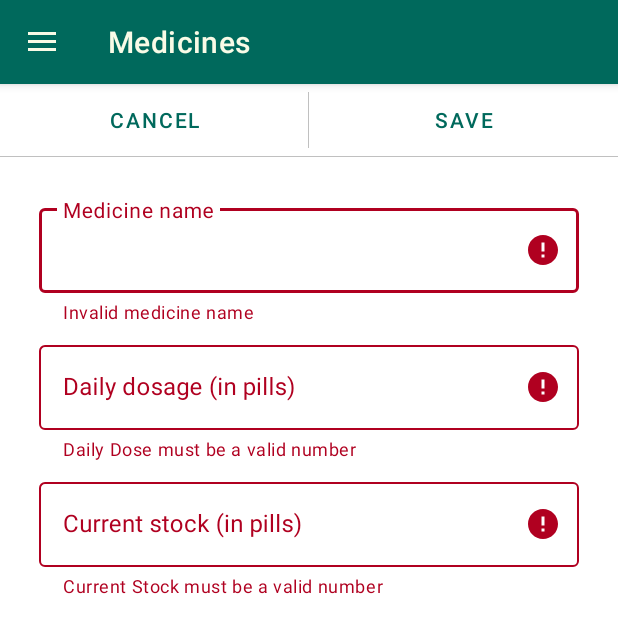
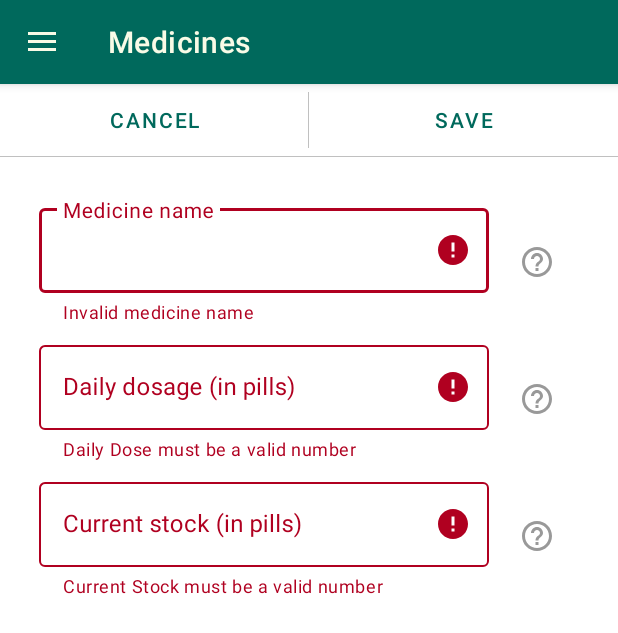
Before and after one commit to liorhass/MedsStockTracker, an Android app: the fragment EditMedicineFragment placed in its activity, in the side drawer, after a tap on "Updates History", on a phone screen of 412 x 824 dp. Shown: the top 633 px of the screen. Run offline under Robolectric (Android 15) with nearby library versions, the phone set to English and light mode, and no system bars; our stand-ins replace Room's generated code, Timber, data binding, navigation-ui; 7 statements that could not run were skipped.

Commit message:
Add help buttons to all text fields of the editMedicine screen. Clock on any of these buttons open a dialog with help message relevant to that field.

```diff
--- a/app/src/main/java/com/liorhass/android/medsstocktracker/editmedicine/EditMedicineFragment.kt
+++ b/app/src/main/java/com/liorhass/android/medsstocktracker/editmedicine/EditMedicineFragment.kt
@@ -9,6 +9,7 @@ import androidx.lifecycle.Observer
 import androidx.lifecycle.ViewModelProvider
 import androidx.navigation.fragment.findNavController
 import androidx.navigation.fragment.navArgs
+import com.google.android.material.dialog.MaterialAlertDialogBuilder
 import com.liorhass.android.medsstocktracker.R
 import com.liorhass.android.medsstocktracker.util.OneTimeEvent
 import com.liorhass.android.medsstocktracker.util.NavigationDestinations
@@ -52,6 +53,9 @@ class EditMedicineFragment : Fragment() {
         })
         viewModel.resetInputErrors.observe(viewLifecycleOwner, Observer {
             resetErrorMarkings(it)
+        })
+        viewModel.showDialog.observe(viewLifecycleOwner, Observer {
+            showHelpDialog(it)
         })
 
         binding.viewModel = viewModel
@@ -105,4 +109,15 @@ class EditMedicineFragment : Fragment() {
             }
         }
     }
+
+    private fun showHelpDialog(dialogInfoEvent: OneTimeEvent<EditMedicineViewModel.DialogInfo>) {
+        dialogInfoEvent.getContentIfNotHandled()?.let {
+            Timber.v("showHelpDialog()")
+            MaterialAlertDialogBuilder(context)
+                .setTitle(it.title)
+                .setMessage(it.message)
+                .setNegativeButton(it.dismissButtonText) { _, _ -> }
+                .show()
+        }
+    }
 }
--- a/app/src/main/java/com/liorhass/android/medsstocktracker/editmedicine/EditMedicineViewModel.kt
+++ b/app/src/main/java/com/liorhass/android/medsstocktracker/editmedicine/EditMedicineViewModel.kt
@@ -36,6 +36,12 @@ class EditMedicineViewModel(private val medicineId: Long,
     val medicineStr: LiveData<MedicineStr>
         get() = _medicineStr
 
+/*//todo:2brm
+    private val _saveButtonEnabled = MutableLiveData<Boolean>(false)
+    val saveButtonEnabled: LiveData<Boolean>
+        get() = _saveButtonEnabled
+*/
+
     // These observables are observed by the fragment. We use them to flag an input error in one of
     // the input fields.
     private val _resetInputErrors = MutableLiveData<OneTimeEvent<Boolean>>()
@@ -51,6 +57,12 @@ class EditMedicineViewModel(private val medicineId: Long,
     val currentStockInputError: LiveData<OneTimeEvent<Boolean>>
         get() = _currentStockInputError
 
+    // This observable is observed by the fragment. We use it to tell it to show a dialog
+    class DialogInfo (val title: String, val message: String, val dismissButtonText: String)
+    private val _showDialog = MutableLiveData<OneTimeEvent<DialogInfo>>()
+    val showDialog: LiveData<OneTimeEvent<DialogInfo>>
+        get() = _showDialog
+
     private var medicine: Medicine = Medicine()
 
     private var job = Job()
@@ -61,10 +73,10 @@ class EditMedicineViewModel(private val medicineId: Long,
         get() = _navigateTo
 
     init {
-        initializeMedicine()
+        initMedicine()
     }
 
-    private fun initializeMedicine() {
+    private fun initMedicine() {
         if (medicineId != Medicine.ID_OF_UNINITIALIZED_MEDICINE) {
             uiScope.launch {
                 val med = getMedicineFromDatabase(medicineId) // Read the medicine from DB
@@ -76,6 +88,16 @@ class EditMedicineViewModel(private val medicineId: Long,
                     medicine = med
                     Timber.v("initializeMedicine(): name=${medicine.name}")
                     populateFormFields()  // Update the UI fields
+
+/* todo 2brm
+                    // When we populate the form's text fields, it generate a call to their onTextChanged()
+                    // callback. Since this callback is where we enable the "save" button, it turns out that
+                    // the button is always enabled. To prevent that, we disable it here immediately after
+                    // the form load, and then enable it normally in the onTextChanged() callback of
+                    // any of the text fields.
+                    _saveButtonEnabled.value = false
+                    Timber.d("initMedicine() _saveButtonEnabled.value = false  ===========")
+*/
                 }
             }
         }
@@ -149,6 +171,7 @@ class EditMedicineViewModel(private val medicineId: Long,
     }
 
     private fun updateMedicine(medicineName: String, dailyDose: Double, currentStock: Double) {
+        Timber.d("updateMedicine(): medicineName=$medicineName dailyDose=$dailyDose currentStock=$currentStock")
         // Reset the time-of-last-alert, so we'll generate a "normal" (non-critical) alert
         medicine.timeOfLastAlert = 0L //todo: is this should be here or only when creating new medicine?
 
@@ -174,13 +197,13 @@ class EditMedicineViewModel(private val medicineId: Long,
                 medicine.name = medicineName
                 somethingChanged = true
             }
-            if ((medicine.dailyDose - dailyDose).absoluteValue > 0.1) {
+            if ((medicine.dailyDose - dailyDose).absoluteValue > 0.01) {
                 // "Daily-Dose changed from " + medicine.dailyDose + " to " + dailyDose + ". "
                 logMsg.append(application.getString(R.string.logged_event_daily_dose_changed, medicine.dailyDose, dailyDose))
                 medicine.dailyDose = dailyDose
                 somethingChanged = true
             }
-            if ((medicine.nAvailableOriginally - currentStock).absoluteValue > 0.1) {
+            if ((medicine.nAvailableOriginally - currentStock).absoluteValue > 0.01) {
                 // "Available-Dose changed from " + medicine.nAvailableOriginally + " to " + currentStock + "."
                 logMsg.append(application.getString(R.string.logged_event_current_stock_changed, medicine.nAvailableOriginally, currentStock))
                 medicine.nAvailableOriginally = currentStock
@@ -201,6 +224,7 @@ class EditMedicineViewModel(private val medicineId: Long,
                 if (updatedMedicine.id == Medicine.ID_OF_UNINITIALIZED_MEDICINE) {
                     medicinesDao.insertMedicine(updatedMedicine)
                 } else {
+                    Timber.d("Updating medicine: name=${updatedMedicine.name}  dailyDose=${updatedMedicine.dailyDose}")
                     medicinesDao.updateMedicine(updatedMedicine)
                 }
             }
@@ -227,6 +251,42 @@ class EditMedicineViewModel(private val medicineId: Long,
         ) // Trigger navigation back to MedicineListFragment
     }
 
+    fun onHelpMedicineName() {
+        _showDialog.value = OneTimeEvent(
+            DialogInfo(
+                application.getString(R.string.help_dialog_medicine_name_title),
+                application.getString(R.string.help_dialog_medicine_name_msg),
+                application.getString(R.string.help_dialog_btn)
+            )
+        )
+    }
+    fun onHelpDailyDose() {
+        _showDialog.value = OneTimeEvent(
+            DialogInfo(
+                application.getString(R.string.help_dialog_daily_dose_title),
+                application.getString(R.string.help_dialog_daily_dose_msg),
+                application.getString(R.string.help_dialog_btn)
+            )
+        )
+    }
+    fun onHelpCurrentStock() {
+        _showDialog.value = OneTimeEvent(
+            DialogInfo(
+                application.getString(R.string.help_dialog_current_stock_title),
+                application.getString(R.string.help_dialog_current_stock_msg),
+                application.getString(R.string.help_dialog_btn)
+            )
+        )
+    }
+
+/*//todo:2brm
+    fun onTextFieldChanged() {
+        Timber.d("onTextFieldChanged():")
+        _saveButtonEnabled.value = true
+        Timber.d("onTextFieldChanged() _saveButtonEnabled.value = true  ===========")
+    }
+*/
+
     // Called when the ViewModel is destroyed
     override fun onCleared() {
         super.onCleared()
--- a/app/src/main/res/layout/fragment_edit_medicine.xml
+++ b/app/src/main/res/layout/fragment_edit_medicine.xml
@@ -78,10 +78,9 @@
                     android:layout_height="wrap_content"
                     android:layout_marginStart="16dp"
                     android:layout_marginTop="8dp"
-                    android:layout_marginEnd="16dp"
+                    android:layout_marginEnd="4dp"
                     android:hint="@string/medicine_name"
-                    app:layout_constraintEnd_toEndOf="parent"
-                    app:layout_constraintLeft_toLeftOf="parent"
+                    app:layout_constraintEnd_toStartOf="@+id/medicineNameHelpButton"
                     app:layout_constraintStart_toStartOf="parent"
                     app:layout_constraintTop_toTopOf="parent">
 
@@ -92,7 +91,25 @@
                         android:inputType="text"
                         android:maxLines="1"
                         android:text="@{viewModel.medicineStr.name}" />
+
                 </com.google.android.material.textfield.TextInputLayout>
+
+                <ImageButton
+                    android:id="@+id/medicineNameHelpButton"
+                    style="@style/MST.TextInputHelpButtonLayout"
+                    android:layout_width="wrap_content"
+                    android:layout_height="wrap_content"
+                    android:layout_marginEnd="16dp"
+                    android:layout_weight="1"
+                    app:layout_constraintBottom_toBottomOf="@+id/medicineNameLayout"
+                    app:layout_constraintEnd_toEndOf="parent"
+                    app:layout_constraintTop_toTopOf="@+id/medicineNameLayout"
+                    app:layout_constraintStart_toEndOf="@+id/medicineNameLayout"
+                    app:srcCompat="@drawable/ic_help_outline_24dp"
+                    android:padding="8dp"
+                    android:contentDescription="@string/help"
+                    android:onClick="@{(v) -> viewModel.onHelpMedicineName()}" />
+
 
                 <com.google.android.material.textfield.TextInputLayout
                     android:id="@+id/dailyDoseLayout"
@@ -101,9 +118,8 @@
                     android:layout_height="wrap_content"
                     android:layout_marginTop="8dp"
                     android:hint="@string/daily_dose"
+                    app:layout_constraintStart_toStartOf="@+id/medicineNameLayout"
                     app:layout_constraintEnd_toEndOf="@+id/medicineNameLayout"
-                    app:layout_constraintLeft_toLeftOf="@+id/medicineNameLayout"
-                    app:layout_constraintStart_toStartOf="@+id/medicineNameLayout"
                     app:layout_constraintTop_toBottomOf="@+id/medicineNameLayout">
 
                     <com.google.android.material.textfield.TextInputEditText
@@ -114,6 +130,21 @@
                         android:maxLines="1"
                         android:text="@{viewModel.medicineStr.dailyDose}" />
                 </com.google.android.material.textfield.TextInputLayout>
+
+                <ImageButton
+                    android:id="@+id/dailyDoseHelpButton"
+                    style="@style/MST.TextInputHelpButtonLayout"
+                    android:layout_width="wrap_content"
+                    android:layout_height="wrap_content"
+                    android:layout_weight="1"
+                    app:layout_constraintStart_toStartOf="@+id/medicineNameHelpButton"
+                    app:layout_constraintEnd_toEndOf="@+id/medicineNameHelpButton"
+                    app:layout_constraintTop_toTopOf="@+id/dailyDoseLayout"
+                    app:layout_constraintBottom_toBottomOf="@+id/dailyDoseLayout"
+                    app:srcCompat="@drawable/ic_help_outline_24dp"
+                    android:padding="8dp"
+                    android:contentDescription="@string/help"
+                    android:onClick="@{(v) -> viewModel.onHelpDailyDose()}" />
 
                 <com.google.android.material.textfield.TextInputLayout
                     android:id="@+id/currentStockLayout"
@@ -135,6 +166,22 @@
                         android:text="@{viewModel.medicineStr.currentStock}" /><!--"@{MedicineLogic.calculateCurrentStockString(viewModel.medicine)}"-->
                 </com.google.android.material.textfield.TextInputLayout>
 
+                <ImageButton
+                    android:id="@+id/currentStockHelpButton"
+                    style="@style/MST.TextInputHelpButtonLayout"
+                    android:layout_width="wrap_content"
+                    android:layout_height="wrap_content"
+                    android:layout_weight="1"
+                    app:layout_constraintStart_toStartOf="@+id/medicineNameHelpButton"
+                    app:layout_constraintEnd_toEndOf="@+id/medicineNameHelpButton"
+                    app:layout_constraintTop_toTopOf="@+id/currentStockLayout"
+                    app:layout_constraintBottom_toBottomOf="@+id/currentStockLayout"
+                    app:srcCompat="@drawable/ic_help_outline_24dp"
+                    android:padding="8dp"
+                    android:contentDescription="@string/help"
+                    android:onClick="@{(v) -> viewModel.onHelpCurrentStock()}" />
+
+
             </androidx.constraintlayout.widget.ConstraintLayout>
         </ScrollView>
     </LinearLayout>
--- a/app/src/main/res/layout/fragment_medicine_list_item.xml
+++ b/app/src/main/res/layout/fragment_medicine_list_item.xml
@@ -90,7 +90,7 @@
                 android:textAppearance="@style/normalTextOnMedicineList"
                 app:layout_constraintBaseline_toBaselineOf="@id/dailyUsageTitle"
                 app:layout_constraintLeft_toLeftOf="@id/guideline"
-                tools:text="4 pills" />
+                tools:text="4" />
 
             <TextView
                 android:id="@+id/willRunOutAtTitle"
--- a/app/src/main/res/values-night/colors.xml
+++ b/app/src/main/res/values-night/colors.xml
@@ -16,6 +16,7 @@
     <color name="MSTColorOnBackground">#B0B0B0</color> <!--A color that passes accessibility guidelines for text/iconography when drawn on top of the background color. 	#000000-->
     <color name="MSTColorSurface">#181818</color> <!--Surface colors affect surfaces of components, such as cards, sheets, and menus. 	#FFFFFF-->
     <color name="MSTColorOnSurface">#C0C0C0</color> <!--A color that passes accessibility guidelines for text/iconography when drawn on top of the surface color. 	#000000-->
+    <color name="MSTColorOnSurfaceWashed">#777777</color> <!-- MSTColorOnSurface slightly washed -->
     <color name="MSTColorError">#B00020</color> <!--Error color indicates errors states, for components such as text fields 	#B00020-->
     <color name="MSTColorOnError">#FFFFFF</color> <!--A color that passes accessibility guidelines for text/iconography when drawn on top of the error color. 	#FFFFFF-->
 
--- a/app/src/main/res/values/colors.xml
+++ b/app/src/main/res/values/colors.xml
@@ -16,6 +16,7 @@
     <color name="MSTColorOnBackground">#202020</color> <!--A color that passes accessibility guidelines for text/iconography when drawn on top of the background color. 	#000000-->
     <color name="MSTColorSurface">#F4F4F4</color> <!--Surface colors affect surfaces of components, such as cards, sheets, and menus. 	#FFFFFF-->
     <color name="MSTColorOnSurface">#101010</color> <!--A color that passes accessibility guidelines for text/iconography when drawn on top of the surface color. 	#000000-->
+    <color name="MSTColorOnSurfaceWashed">#999999</color> <!-- MSTColorOnSurface slightly washed -->
     <color name="MSTColorError">#B00020</color> <!--Error color indicates errors states, for components such as text fields 	#B00020-->
     <color name="MSTColorOnError">#FFFFFF</color> <!--A color that passes accessibility guidelines for text/iconography when drawn on top of the error color. 	#FFFFFF-->
 
--- a/app/src/main/res/values/strings.xml
+++ b/app/src/main/res/values/strings.xml
@@ -163,4 +163,13 @@
     <string name="err_msg_medicine_name">Invalid medicine name</string>
     <string name="err_msg_daily_dose">Daily Dose must be a valid number</string>
     <string name="err_msg_current_stock">Current Stock must be a valid number</string>
+    <string name="help">Help</string>
+
+    <string name="help_dialog_medicine_name_title">Medicine Name</string>
+    <string name="help_dialog_medicine_name_msg">You can call a medicine however you like. A medicine name can contain letters, numbers and even special characters like -, + @, #, etc. Try to keep it relatively short though (up to 20 characters), so it will feet nicely into screen.</string>
+    <string name="help_dialog_btn">Got it</string>
+    <string name="help_dialog_daily_dose_title">Daily Dosage</string>
+    <string name="help_dialog_daily_dose_msg">The average number of pills you take per day. It is OK to specify a fraction of a pill. For example, if you take one pill four days a week, specify 0.57 as your daily dosage (which is 4/7). If you enter a fraction, don\'t bother to specify more than two decimals.</string>
+    <string name="help_dialog_current_stock_title">Current Stock</string>
+    <string name="help_dialog_current_stock_msg">The number of pills of this medicine that you currently have in stock.</string>
 </resources>
--- a/app/src/main/res/values/styles.xml
+++ b/app/src/main/res/values/styles.xml
@@ -19,5 +19,9 @@
     <style name="MST.HintTextAppearance" parent="TextAppearance.MaterialComponents.Caption">
         <item name="android:textSize">14sp</item>
     </style>
+    <style name="MST.TextInputHelpButtonLayout" parent="Widget.MaterialComponents.TextInputLayout.OutlinedBox">
+        <item name="android:tint">@color/MSTColorOnSurfaceWashed</item>
+        <item name="android:background">?android:selectableItemBackground</item> <!-- give the button a transparent background -->
+    </style>
 
 </resources>
```
Also changed, not shown: app/build.gradle (+0 -9 lines), app/src/main/java/com/liorhass/android/medsstocktracker/model/MedicineLogic.kt (+6 -5 lines).
